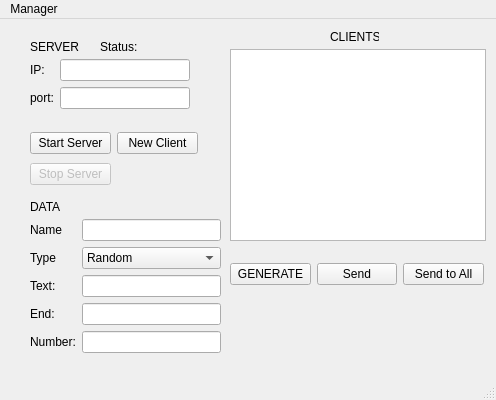
This is miniscada.ui in AdrianOstrowski/Mini_Scada as Qt 5 draws it before an edit. The edited form follows.
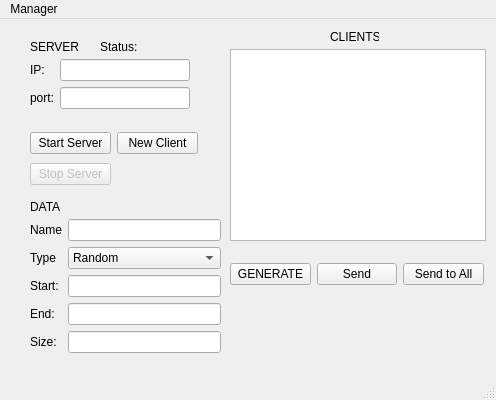
This is the edited form.

```diff
--- a/miniscada.ui
+++ b/miniscada.ui
@@ -201,7 +201,7 @@
      <item row="2" column="0">
       <widget class="QLabel" name="textLabel">
        <property name="text">
-        <string>Text:</string>
+        <string>Start:</string>
        </property>
       </widget>
      </item>
@@ -218,7 +218,7 @@
      <item row="4" column="0">
       <widget class="QLabel" name="numberLabel">
        <property name="text">
-        <string>Number:</string>
+        <string>Size:</string>
        </property>
       </widget>
      </item>
```
Left out of the diff: 2 changed lines with no effect on the pictures.
